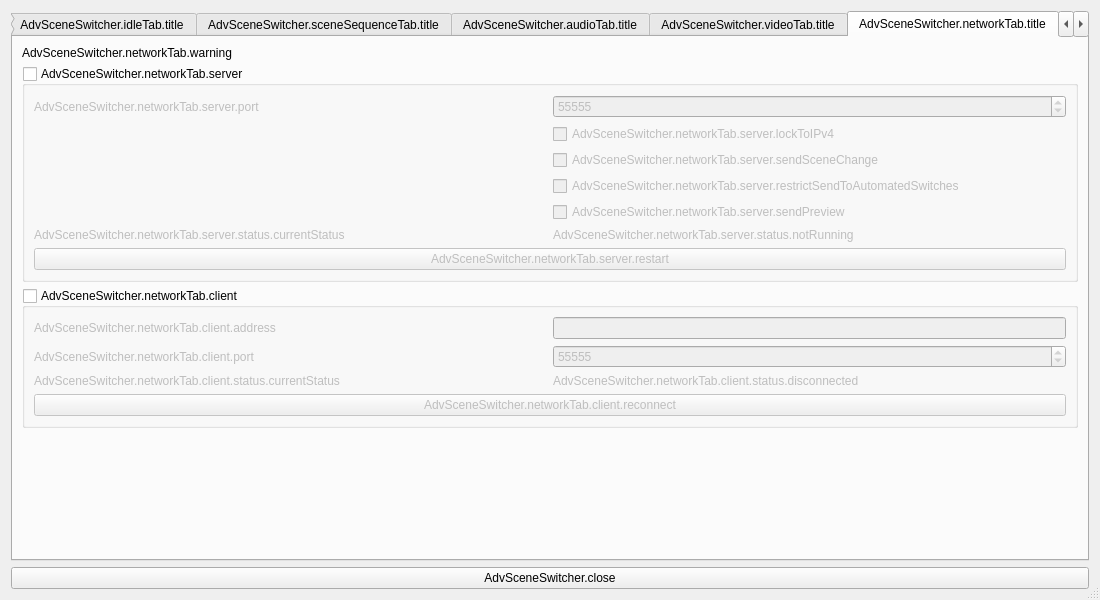
Above: forms/advanced-scene-switcher.ui from WarmUpTill/SceneSwitcher before the change. Below: the same form after it.
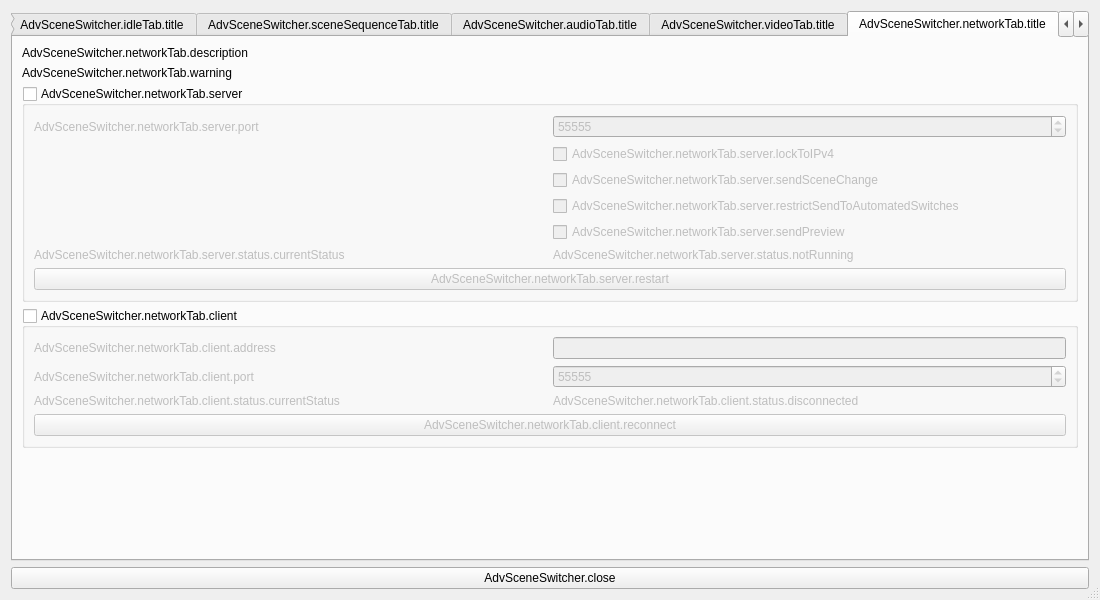
That is the form after the change. The open tabs and pages were chosen to show the change. Icons and pictures are not drawn.

Commit message:
Add note to network tab
The requirement of the scene names having to match extactly was not made
clear and caused some confusion.

```diff
--- a/forms/advanced-scene-switcher.ui
+++ b/forms/advanced-scene-switcher.ui
@@ -3716,6 +3716,13 @@
        <string>AdvSceneSwitcher.networkTab.title</string>
       </attribute>
       <layout class="QVBoxLayout" name="verticalLayout_30">
+       <item>
+        <widget class="QLabel" name="networkTabDescription">
+         <property name="text">
+          <string>AdvSceneSwitcher.networkTab.description</string>
+         </property>
+        </widget>
+       </item>
        <item>
         <widget class="QLabel" name="networkTabWarningLabel">
          <property name="text">
```
The commit also changes 1 other file.
